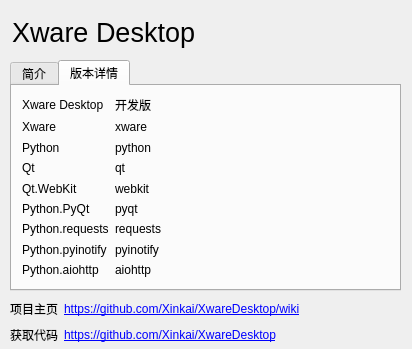
First picture: the form in src/frontend/ui/about.ui, repository Xinkai/XwareDesktop, before the edit.
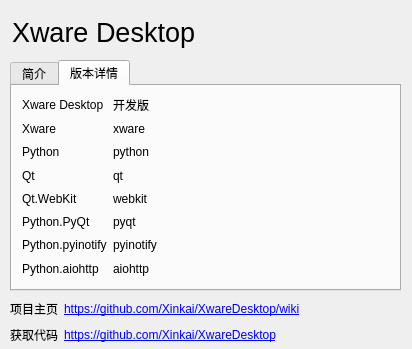
Second picture: the form after the edit. The open tabs and pages were chosen to show the change. Icons and pictures are not drawn.

Commit message: remove python-requests dependency

Patch:
```diff
--- a/src/frontend/ui/about.ui
+++ b/src/frontend/ui/about.ui
@@ -241,41 +241,27 @@
        </widget>
       </item>
       <item row="6" column="0">
-       <widget class="QLabel" name="label_8">
-        <property name="text">
-         <string>Python.requests</string>
-        </property>
-       </widget>
-      </item>
-      <item row="6" column="1">
-       <widget class="QLabel" name="label_requestsVer">
-        <property name="text">
-         <string>requests</string>
-        </property>
-       </widget>
-      </item>
-      <item row="7" column="0">
        <widget class="QLabel" name="label_11">
         <property name="text">
          <string>Python.pyinotify</string>
         </property>
        </widget>
       </item>
-      <item row="7" column="1">
+      <item row="6" column="1">
        <widget class="QLabel" name="label_pyinotifyVer">
         <property name="text">
          <string>pyinotify</string>
         </property>
        </widget>
       </item>
-      <item row="8" column="0">
+      <item row="7" column="0">
        <widget class="QLabel" name="label_4">
         <property name="text">
          <string>Python.aiohttp</string>
         </property>
        </widget>
       </item>
-      <item row="8" column="1">
+      <item row="7" column="1">
        <widget class="QLabel" name="label_aiohttpVer">
         <property name="text">
          <string>aiohttp</string>
```
The commit also changes 4 other files.
